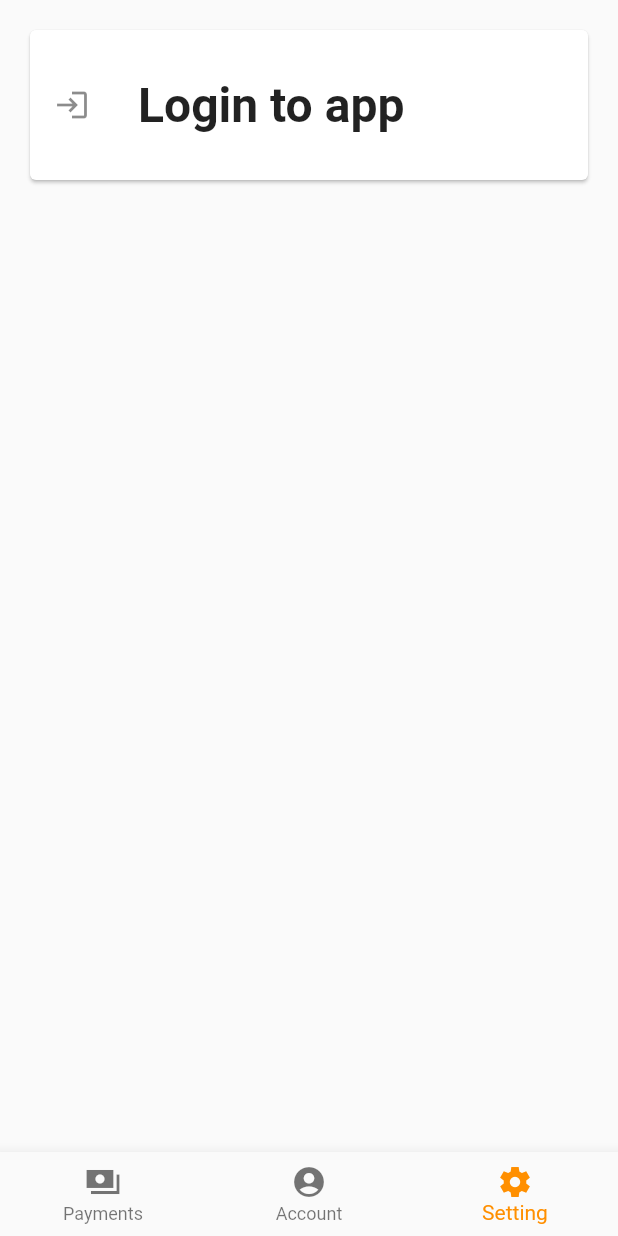
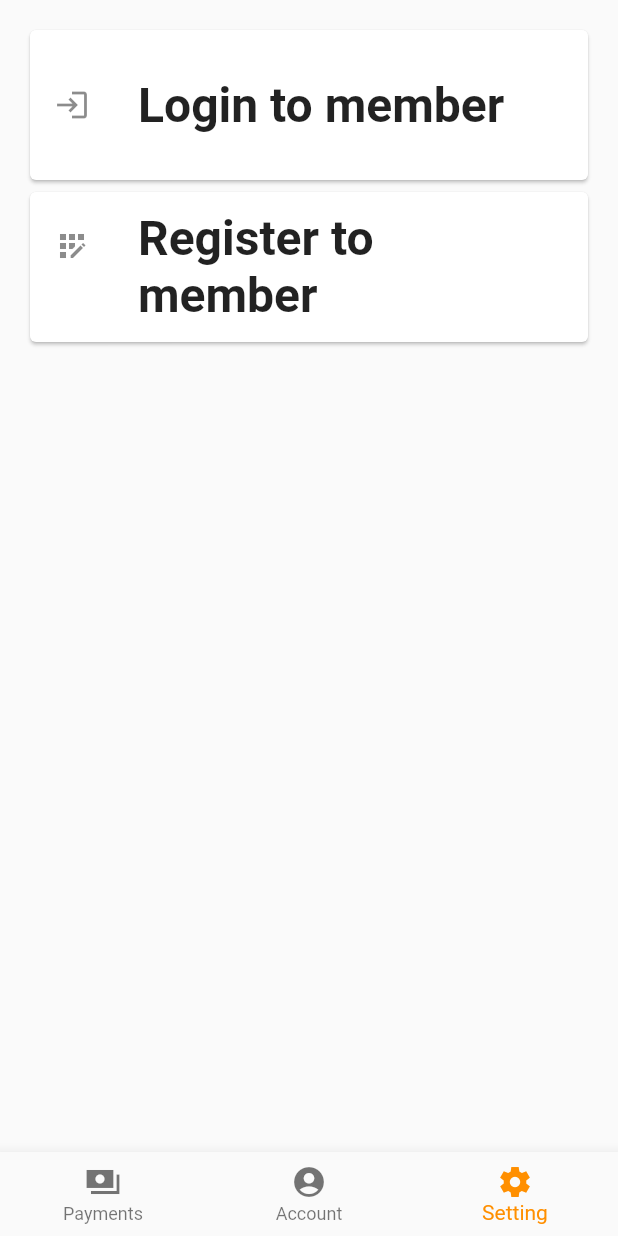
Before and after one commit to hoseCloud/sp1-frontend, a Flutter app: the screen it shows after launch, item 3 of the bottom bar chosen, on a phone screen of 412 x 824 dp. Run offline on Flutter 3.47's test engine with Material 2 defaults, Android fonts, the phone set to English and light mode, and no system bars.

Commit message:
Add register card to setting

```diff
--- a/lib/screen/setting003.dart
+++ b/lib/screen/setting003.dart
@@ -1,5 +1,6 @@
 import 'package:flutter/material.dart';
 import '/screen/login_member004.dart';
+import '/screen/register_member005.dart';
 
 // #003 ScreenSetting
 class ScreenSetting extends StatelessWidget {
@@ -27,7 +28,32 @@ class ScreenSetting extends StatelessWidget {
                     child: ListTile(
                       leading: Icon(Icons.login),
                       title: Text(
-                        'Login to app',
+                        'Login to member',
+                        style: TextStyle(fontWeight: FontWeight.bold),
+                        textScaleFactor: 2.0,
+                      ),
+                    ),
+                  ),
+                ),
+              ),
+            ),
+            Card(
+              child: InkWell(
+                splashColor: Colors.blue.withAlpha(30),
+                onTap: () {
+                  Navigator.push(
+                      context,
+                      MaterialPageRoute(builder: (context) => const ScreenRegisterMember())
+                  );
+                },
+                child: const SizedBox(
+                  width: 300,
+                  height: 100,
+                  child: Center(
+                    child: ListTile(
+                      leading: Icon(Icons.app_registration),
+                      title: Text(
+                        'Register to member',
                         style: TextStyle(fontWeight: FontWeight.bold),
                         textScaleFactor: 2.0,
                       ),
```
